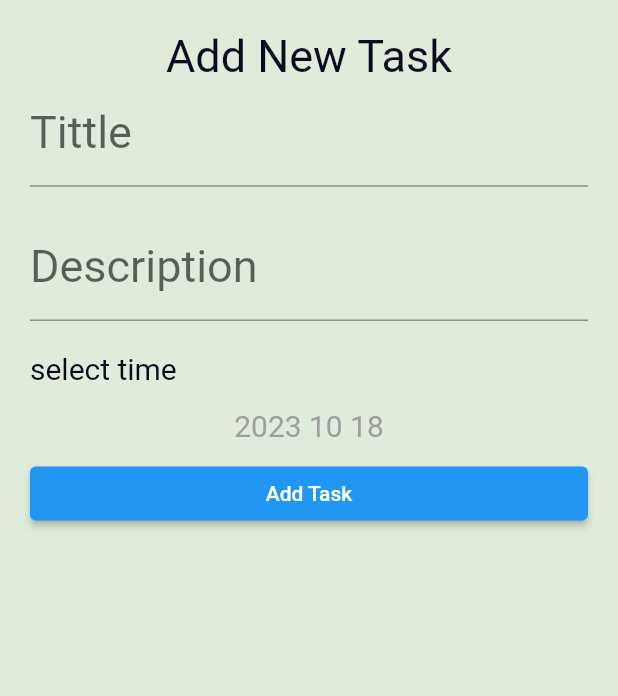
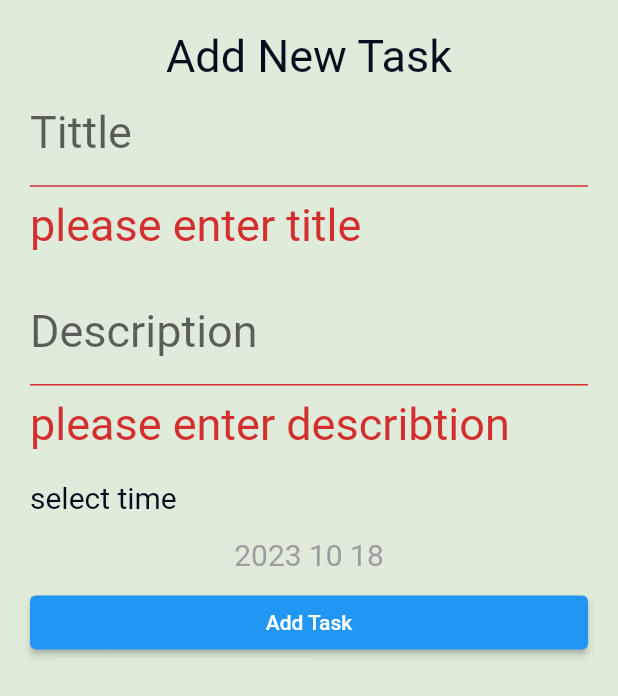
Before and after one commit to mazen0o/todo_app, a Flutter app: the BottomSheetScreen widget shown alone on an empty page, opened directly, after a tap on "Add Task", on a phone screen of 412 x 824 dp. Shown: the top 696 px of the screen. Run offline on Flutter 3.47's test engine with Material 2 defaults, Android fonts, the phone set to English and light mode, and no system bars; our stand-ins replace calendar_timeline, firebase_core; accounts and stored records are empty.

Commit message:
create DB

```diff
--- a/lib/main.dart
+++ b/lib/main.dart
@@ -1,8 +1,12 @@
+import 'package:firebase_core/firebase_core.dart';
 import 'package:flutter/material.dart';
 import 'package:todo_app/layout/home_layout.dart';
 import 'package:todo_app/shared/styles/my_theme.dart';
 
-void main() {
+void main() async {
+  WidgetsFlutterBinding.ensureInitialized();
+  await Firebase.initializeApp();
+
   runApp(MyApp());
 }
 
--- a/lib/modules/bottom_sheet_screen.dart
+++ b/lib/modules/bottom_sheet_screen.dart
@@ -7,10 +7,12 @@ class BottomSheetScreen extends StatefulWidget {
 
 class _BottomSheetScreenState extends State<BottomSheetScreen> {
   var selectDate = DateTime.now();
+  var formkey = GlobalKey<FormState>();
 
   @override
   Widget build(BuildContext context) {
-    return Container(
+    return SingleChildScrollView(
+      child: Container(
         padding: EdgeInsets.all(20),
         child: Column(
           crossAxisAlignment: CrossAxisAlignment.stretch,
@@ -21,11 +23,19 @@ class _BottomSheetScreenState extends State<BottomSheetScreen> {
               style: Theme.of(context).textTheme.bodySmall,
             ),
             Form(
+                key: formkey,
                 child: Column(
                   children: [
                     TextFormField(
                       decoration: InputDecoration(
-                    labelText: "Tittle", labelStyle: TextStyle(fontSize: 30)),
+                          labelText: "Tittle",
+                          labelStyle: TextStyle(fontSize: 30)),
+                      validator: (text) {
+                        if (text!.isEmpty || text == null) {
+                          return "please enter title";
+                        }
+                        return null;
+                      },
                     ),
                     SizedBox(
                       height: 20,
@@ -34,6 +44,12 @@ class _BottomSheetScreenState extends State<BottomSheetScreen> {
                       decoration: InputDecoration(
                           labelText: "Description",
                           labelStyle: TextStyle(fontSize: 30)),
+                      validator: (text) {
+                        if (text!.isEmpty || text == null) {
+                          return "please enter describtion";
+                        }
+                        return null;
+                      },
                     ),
                   ],
                 )),
@@ -64,11 +80,14 @@ class _BottomSheetScreenState extends State<BottomSheetScreen> {
               height: 10,
             ),
             ElevatedButton(
-              onPressed: () {},
+                onPressed: () {
+                  if (formkey.currentState!.validate()) {}
+                },
                 child: Text(
                   "Add Task",
                 )),
           ],
+        ),
       ),
     );
   }
--- /dev/null
+++ b/lib/utils/add_task_dataBase.dart
@@ -0,0 +1,3 @@
+void addTaskDataBase() {
+  //FireBase.instance
+}
--- a/pubspec.yaml
+++ b/pubspec.yaml
@@ -36,6 +36,7 @@ dependencies:
   # Use with the CupertinoIcons class for iOS style icons.
   cupertino_icons: ^1.0.2
   calendar_timeline: ^1.1.2
+  firebase_core: ^2.18.0
 
 
 dev_dependencies:
```
Also changed, not shown: lib/modules/tasks/tasks_tab.dart (+9 -7 lines), pubspec.lock, 3 other files. Lines whose indentation alone changed are shown as unchanged.
